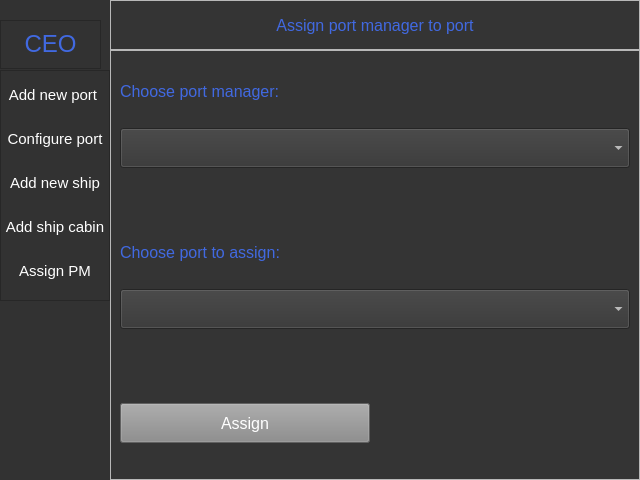
Old version of the form Application/Resources/interfaces/ceo_panel.ui in the repository MateuszPason/Cruise_trips.
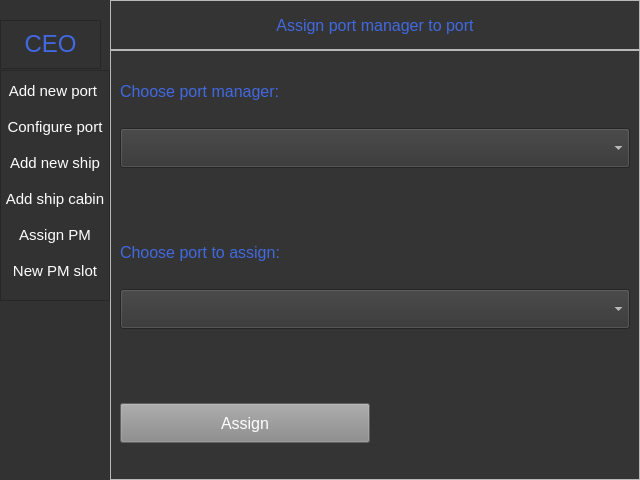
New version of the form.

```diff
--- a/Application/Resources/interfaces/ceo_panel.ui
+++ b/Application/Resources/interfaces/ceo_panel.ui
@@ -202,6 +202,32 @@
          </property>
         </widget>
        </item>
+       <item>
+        <widget class="QPushButton" name="new_pm_slot">
+         <property name="minimumSize">
+          <size>
+           <width>0</width>
+           <height>40</height>
+          </size>
+         </property>
+         <property name="text">
+          <string>New PM slot</string>
+         </property>
+        </widget>
+       </item>
+       <item>
+        <widget class="QLabel" name="pm_slot_info">
+         <property name="styleSheet">
+          <string notr="true">color: #4169E1;</string>
+         </property>
+         <property name="text">
+          <string/>
+         </property>
+         <property name="alignment">
+          <set>Qt::AlignCenter</set>
+         </property>
+        </widget>
+       </item>
       </layout>
      </widget>
      <widget class="QFrame" name="Who_are_you">
```
